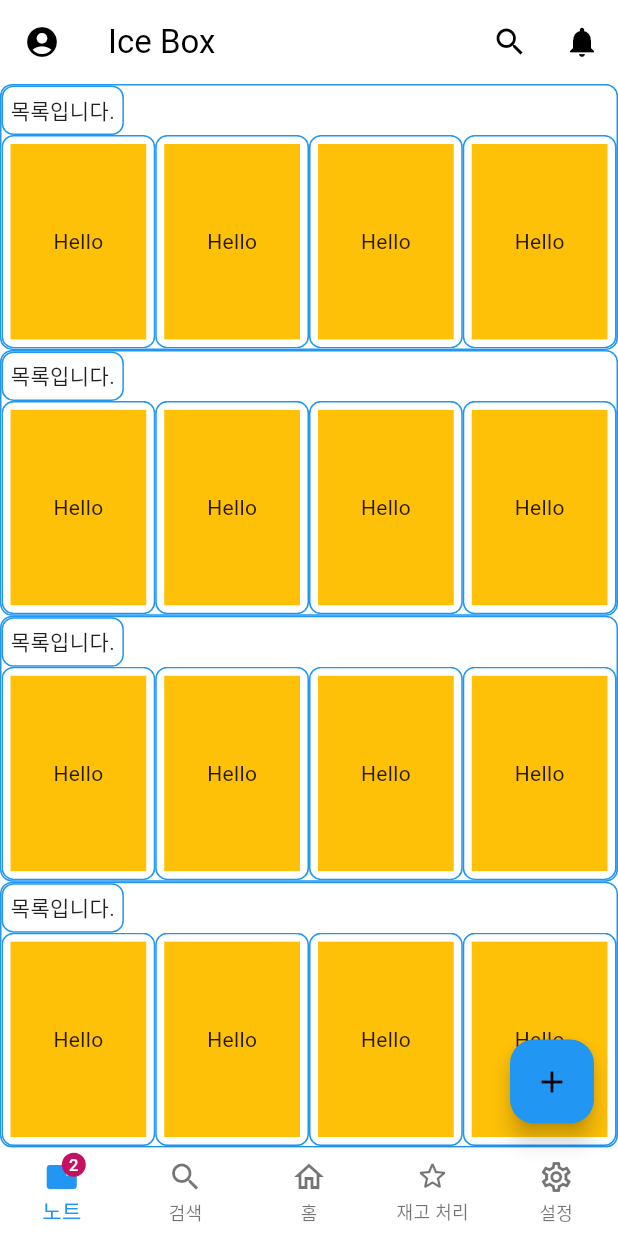
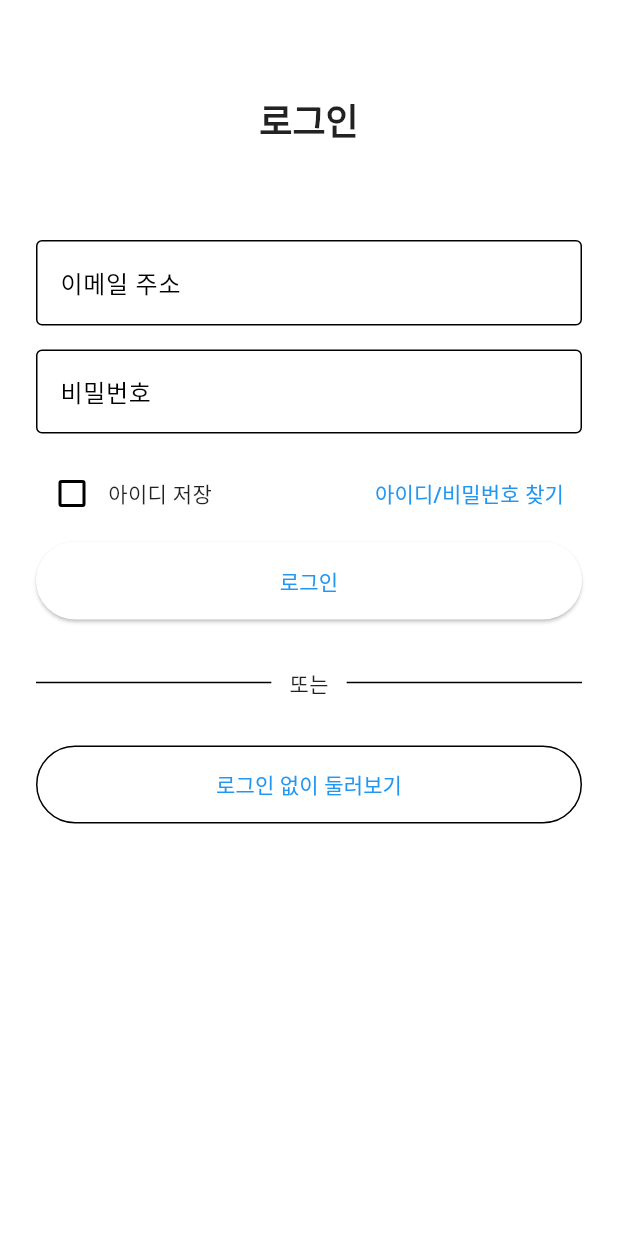
Before and after one commit to my-ice-box/my_ice_box, a Flutter app: the screen it shows after launch, on a phone screen of 412 x 824 dp. Run offline on Flutter 3.47's test engine with Material 3 defaults, Android fonts, the phone set to English and light mode, and no system bars; our stand-ins replace supabase_flutter; accounts and stored records are empty.

Commit message:
login.dart 추가 ui구현

```diff
--- a/lib/main.dart
+++ b/lib/main.dart
@@ -1,21 +1,26 @@
 import 'package:flutter/material.dart';
+import 'package:provider/provider.dart';
+import 'package:supabase_flutter/supabase_flutter.dart';
+
+// ── 앱 내부 페이지 ─────────────────────────────────────────────
 import 'package:my_ice_box/pages/home.dart';
 import 'package:my_ice_box/pages/item_box.dart';
 import 'package:my_ice_box/pages/note.dart';
 import 'package:my_ice_box/pages/profile.dart';
 import 'package:my_ice_box/pages/AddProductPage.dart';
-import 'package:my_ice_box/widgets/text_placeholder.dart';
-import 'package:provider/provider.dart';
-import 'package:supabase_flutter/supabase_flutter.dart';
 import 'package:my_ice_box/pages/inventory.dart';
 import 'package:my_ice_box/pages/search_v2.dart';
+import 'package:my_ice_box/widgets/text_placeholder.dart';
+
+// 🔹 새로 만든 로그인 페이지
+import 'package:my_ice_box/pages/login_page.dart';
 
 Future<void> main() async {
   WidgetsFlutterBinding.ensureInitialized();
 
   await Supabase.initialize(
-    url: const String.fromEnvironment("SUPABASE_URL"),
-    anonKey: const String.fromEnvironment("SUPABASE_ANON_KEY"),
+    url: const String.fromEnvironment('SUPABASE_URL'),
+    anonKey: const String.fromEnvironment('SUPABASE_ANON_KEY'),
   );
 
   runApp(const MyApp());
@@ -48,18 +53,21 @@ class MyApp extends StatelessWidget {
       child: MaterialApp(
         title: 'My Ice Box',
         theme: appTheme,
-        home: const MainPage(),
+        // 🔹 앱을 실행하면 가장 먼저 LoginPage 가 나타납니다
+        home: const LoginPage(),
       ),
     );
   }
 }
 
-/// 앱 전체에서 공유할 Supabase 클라이언트를 관리
+/// 앱 전역에서 Supabase 클라이언트를 공유
 class MyAppState with ChangeNotifier {
-  /// Supabase 클라이언트 (앱 전체에서 공유)
   final supabase = Supabase.instance.client;
 }
 
+/// ───────────────────────────────
+/// 메인(홈) 페이지 - 로그인 이후 진입
+/// ───────────────────────────────
 class MainPage extends StatefulWidget {
   const MainPage({super.key});
 
@@ -68,19 +76,17 @@ class MainPage extends StatefulWidget {
 }
 
 class _MainPageState extends State<MainPage> {
-  /// Note Badge에 표시할 숫자
-  int get numNote {
-    // TODO: supabase에서 note 불러오기
-    return 2;
-  }
+  /// Note 배지에 표시할 숫자 (임시)
+  int get numNote => 2; // TODO: Supabase 에서 note 불러오기
 
-  /// 앱 상단 도구들
+  // ── AppBar ────────────────────────────────────────────────
   AppBar get appBar {
     final profile = IconButton(
       icon: const Icon(Icons.account_circle),
       tooltip: 'Profile',
-      onPressed: () => Navigator.push(context,
-        MaterialPageRoute(builder: (context) => const ProfilePage()),
+      onPressed: () => Navigator.push(
+        context,
+        MaterialPageRoute(builder: (_) => const ProfilePage()),
       ),
     );
     final search = IconButton(
@@ -91,51 +97,44 @@ class _MainPageState extends State<MainPage> {
     final notification = IconButton(
       icon: const Icon(Icons.notifications),
       tooltip: 'Notifications',
-      onPressed: () {
-        ScaffoldMessenger.of(context).showSnackBar(
-          const SnackBar(
-            content: Text('There are no notifications.'),
-            duration: Duration(milliseconds: 320),
-          ),
-        );
-      },
+      onPressed: () => ScaffoldMessenger.of(context).showSnackBar(
+        const SnackBar(
+          content: Text('There are no notifications.'),
+          duration: Duration(milliseconds: 320),
+        ),
+      ),
     );
 
     return AppBar(
       leading: profile,
-      title: Text('Ice Box'),
-      actions: [
-        search,
-        notification,
-      ],
+      title: const Text('Ice Box'),
+      actions: [search, notification],
     );
   }
 
-  /// 메인 페이지에서 이동 가능한 페이지들
+  // ── 페이지 목록 ────────────────────────────────────────────
   final pages = [
     NotePage(),
-    TextPlaceholder(text: 'search'),
-    HomePage(),
-    InventoryPage(title: '재고 처리'),
-    TextPlaceholder(text: 'settings'),
+    const TextPlaceholder(text: 'search'),
+    const HomePage(),
+    const InventoryPage(title: '재고 처리'),
+    const TextPlaceholder(text: 'settings'),
   ];
-  /// 현재 보여줄 페이지 index
+
   int currentPageIndex = 0;
-  /// 현재 보여줄 페이지
   Widget get page => pages[currentPageIndex];
 
-  /// 물품 추가 버튼
+  // ── FloatingActionButton ─────────────────────────────────
   FloatingActionButton get floatingActionButton => FloatingActionButton(
-    onPressed: () => Navigator.push(context,
-      MaterialPageRoute(
-        builder: (context) => const AddProductPage()
-      ),
+    tooltip: '제품 추가',
+    onPressed: () => Navigator.push(
+      context,
+      MaterialPageRoute(builder: (_) => const AddProductPage()),
     ),
-    tooltip: '제품 추가',
     child: const Icon(Icons.add),
   );
 
-  /// 페이지 이동 버튼
+  // ── BottomNavigationBar ─────────────────────────────────
   BottomNavigationBar get bottomNavigationBar {
     final noteNavigator = BottomNavigationBarItem(
       icon: Badge(
@@ -175,14 +174,17 @@ class _MainPageState extends State<MainPage> {
     );
 
     return BottomNavigationBar(
-      onTap: (tappedIndex) => tappedIndex != 1 ?
-        setState(() => currentPageIndex = tappedIndex) :
-        showSearch(context: context, delegate: DataSearch()),
       currentIndex: currentPageIndex,
       type: BottomNavigationBarType.fixed,
+      onTap: (tapped) => tapped != 1
+          ? setState(() => currentPageIndex = tapped)
+          : showSearch(context: context, delegate: DataSearch()),
       items: [
-        noteNavigator, searchNavigator, homeNavigator,
-        starNavigator, settingsNavigator,
+        noteNavigator,
+        searchNavigator,
+        homeNavigator,
+        starNavigator,
+        settingsNavigator,
       ],
     );
   }
--- /dev/null
+++ b/lib/pages/login_page.dart
@@ -0,0 +1,117 @@
+import 'package:flutter/material.dart';
+import 'package:my_ice_box/main.dart';   // MainPage 가 정의된 파일
+
+class LoginPage extends StatefulWidget {
+  const LoginPage({super.key});
+
+  @override
+  State<LoginPage> createState() => _LoginPageState();
+}
+
+class _LoginPageState extends State<LoginPage> {
+  bool _saveId = false;                       // UI 상태만 유지
+
+  @override
+  Widget build(BuildContext context) {
+    final theme = Theme.of(context);
+    final w = MediaQuery.of(context).size.width;
+
+    return Scaffold(
+      body: SafeArea(
+        child: SingleChildScrollView(
+          padding: const EdgeInsets.symmetric(horizontal: 24, vertical: 32),
+          child: Column(
+            crossAxisAlignment: CrossAxisAlignment.center,
+            children: [
+              const SizedBox(height: 32),
+              Text('로그인',
+                  style: theme.textTheme.headlineSmall?.copyWith(
+                      fontWeight: FontWeight.bold)),
+
+              const SizedBox(height: 64),
+              const _InputBox(hint: '이메일 주소'),
+              const SizedBox(height: 16),
+              const _InputBox(hint: '비밀번호', obscure: true),
+              const SizedBox(height: 16),
+
+              Row(
+                children: [
+                  Checkbox(
+                    value: _saveId,
+                    onChanged: (v) => setState(() => _saveId = v ?? false),
+                  ),
+                  const Text('아이디 저장'),
+                  const Spacer(),
+                  TextButton(
+                    onPressed: () {},                    // 아직 미구현
+                    child: const Text('아이디/비밀번호 찾기'),
+                  ),
+                ],
+              ),
+
+              const SizedBox(height: 8),
+              SizedBox(
+                width: w,
+                height: 52,
+                child: ElevatedButton(
+                  style: ElevatedButton.styleFrom(shape: const StadiumBorder()),
+                  onPressed: () {},                      // 로그인 기능 미구현
+                  child: const Text('로그인'),
+                ),
+              ),
+
+              const SizedBox(height: 32),
+              Row(
+                children: const [
+                  Expanded(child: Divider()),
+                  Padding(
+                    padding: EdgeInsets.symmetric(horizontal: 12),
+                    child: Text('또는'),
+                  ),
+                  Expanded(child: Divider()),
+                ],
+              ),
+              const SizedBox(height: 32),
+
+              /// 👉 로그인 없이 둘러보기
+              SizedBox(
+                width: w,
+                height: 52,
+                child: OutlinedButton(
+                  style: OutlinedButton.styleFrom(shape: const StadiumBorder()),
+                  onPressed: () {
+                    // MainPage 로 교체(PushReplacement)
+                    Navigator.pushReplacement(
+                      context,
+                      MaterialPageRoute(builder: (_) => const MainPage()),
+                    );
+                  },
+                  child: const Text('로그인 없이 둘러보기'),
+                ),
+              ),
+            ],
+          ),
+        ),
+      ),
+    );
+  }
+}
+
+/// 텍스트 필드 공통 위젯
+class _InputBox extends StatelessWidget {
+  final String hint;
+  final bool obscure;
+
+  const _InputBox({required this.hint, this.obscure = false, super.key});
+
+  @override
+  Widget build(BuildContext context) {
+    return TextField(
+      decoration: InputDecoration(
+        hintText: hint,
+        border: const OutlineInputBorder(),
+      ),
+      obscureText: obscure,
+    );
+  }
+}
```
